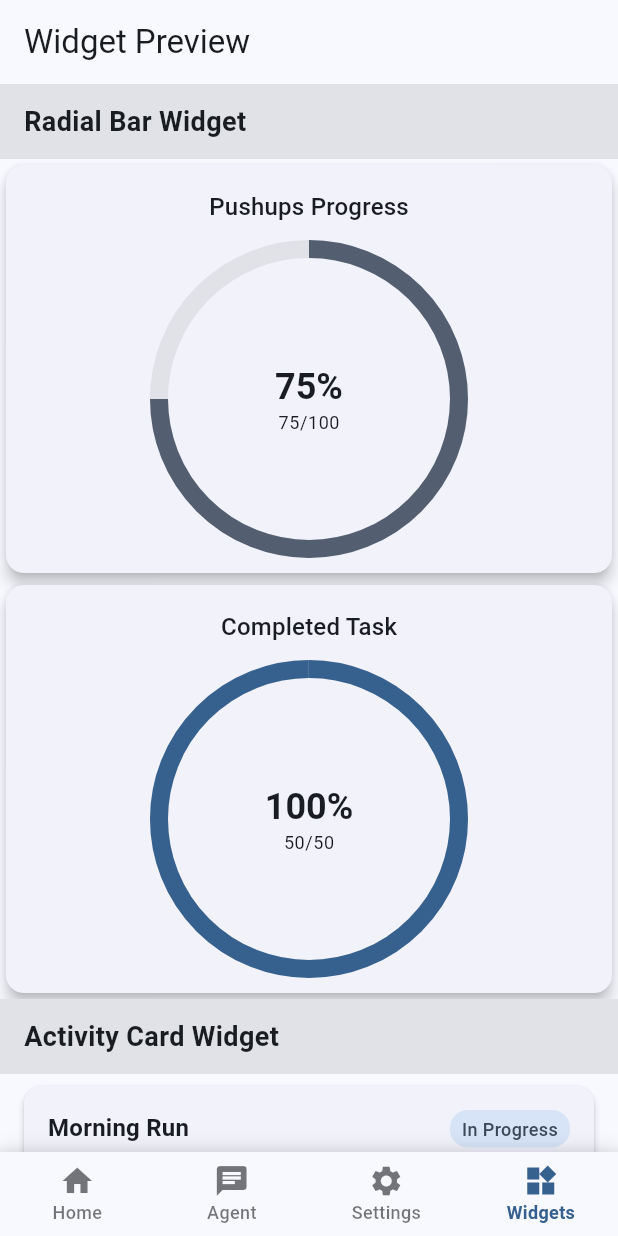
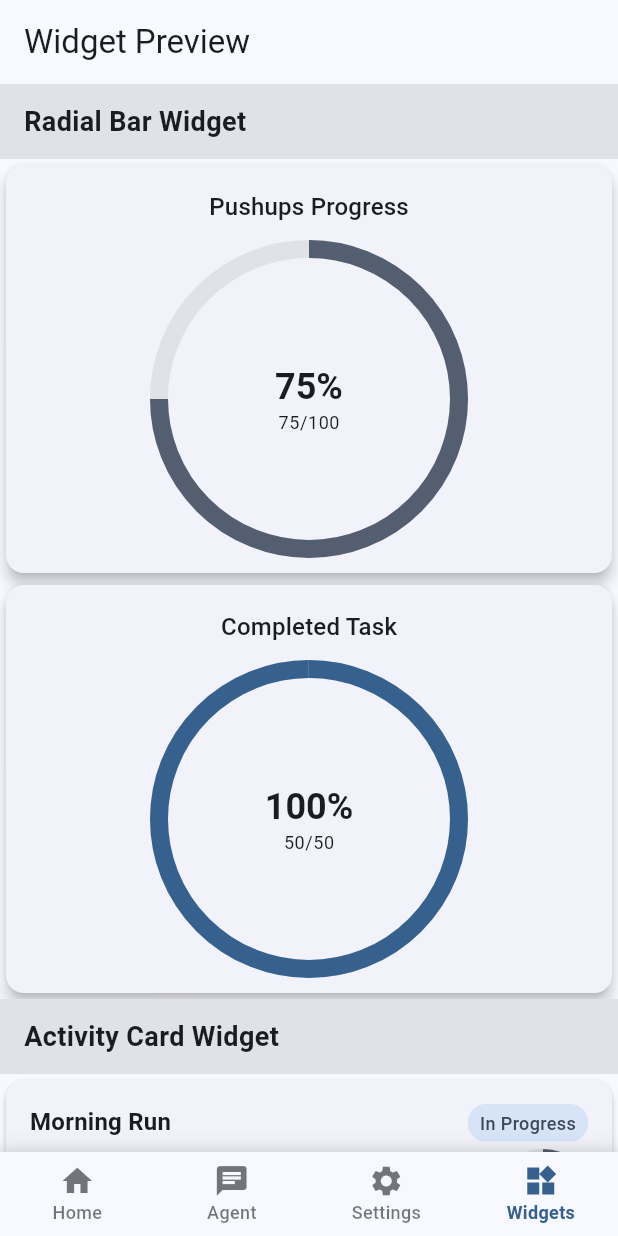
Before and after one commit to HaseebKahn365/haseeb, a Flutter app: the screen it shows after launch, item 4 of the bottom bar chosen, on a phone screen of 412 x 824 dp. Run offline on Flutter 3.47's test engine with Material 3 defaults, Android fonts, the phone set to English and light mode, and no system bars; our stand-ins replace firebase_ai, firebase_core, flutter_markdown, flutter_riverpod, share_plus, shared_preferences; accounts and stored records are empty.

Commit message:
all fine

```diff
--- a/lib/widgets/activity_card_widget.dart
+++ b/lib/widgets/activity_card_widget.dart
@@ -23,7 +23,6 @@ class ActivityCardWidget extends StatelessWidget {
 
     return Card(
       elevation: 2,
-      margin: const EdgeInsets.symmetric(horizontal: 16, vertical: 8),
       child: Padding(
         padding: const EdgeInsets.all(16),
         child: Column(
--- a/lib/widgets/export_data_widget.dart
+++ b/lib/widgets/export_data_widget.dart
@@ -15,7 +15,6 @@ class ExportDataWidget extends StatelessWidget {
   Widget build(BuildContext context) {
     return Card(
       elevation: 4,
-      margin: const EdgeInsets.all(16),
       child: Padding(
         padding: const EdgeInsets.all(16),
         child: Column(
```
